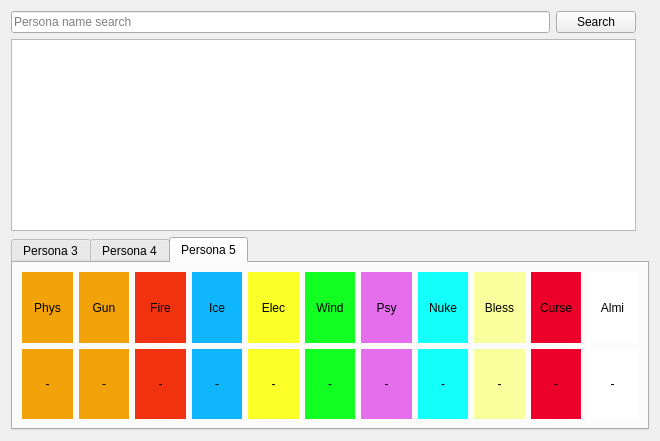
The window that form_view.ui (mb2g17/Persona-Weakness-Finder) describes before a commit, drawn with Qt 5.
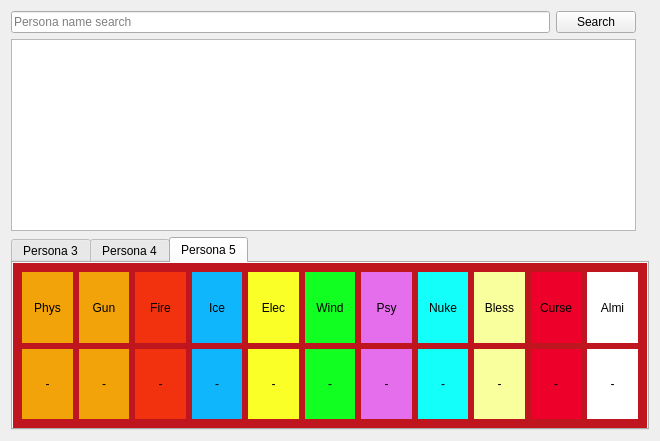
The same window after the commit. The open tabs and pages were chosen to show the change. Icons and pictures are not drawn.

Commit message: Added respective background colours to each game

```diff
--- a/form_view.ui
+++ b/form_view.ui
@@ -89,6 +89,9 @@
      <property name="enabled">
       <bool>true</bool>
      </property>
+     <property name="styleSheet">
+      <string notr="true"/>
+     </property>
      <property name="tabPosition">
       <enum>QTabWidget::North</enum>
      </property>
@@ -671,6 +674,9 @@
       </layout>
      </widget>
      <widget class="QWidget" name="persona_5_tab">
+      <property name="styleSheet">
+       <string notr="true">background-color: rgb(191, 21, 30);</string>
+      </property>
       <attribute name="title">
        <string>Persona 5</string>
       </attribute>
```
Left out of the diff: 8 changed lines with no effect on the pictures. The commit also changes 1 other file.
